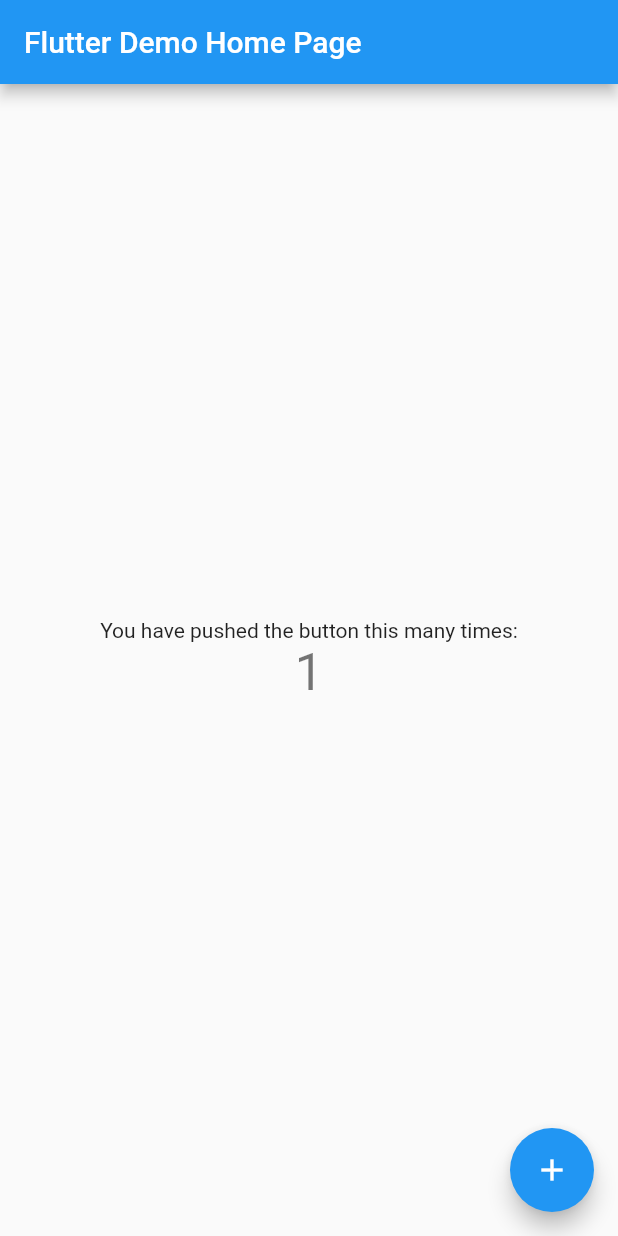
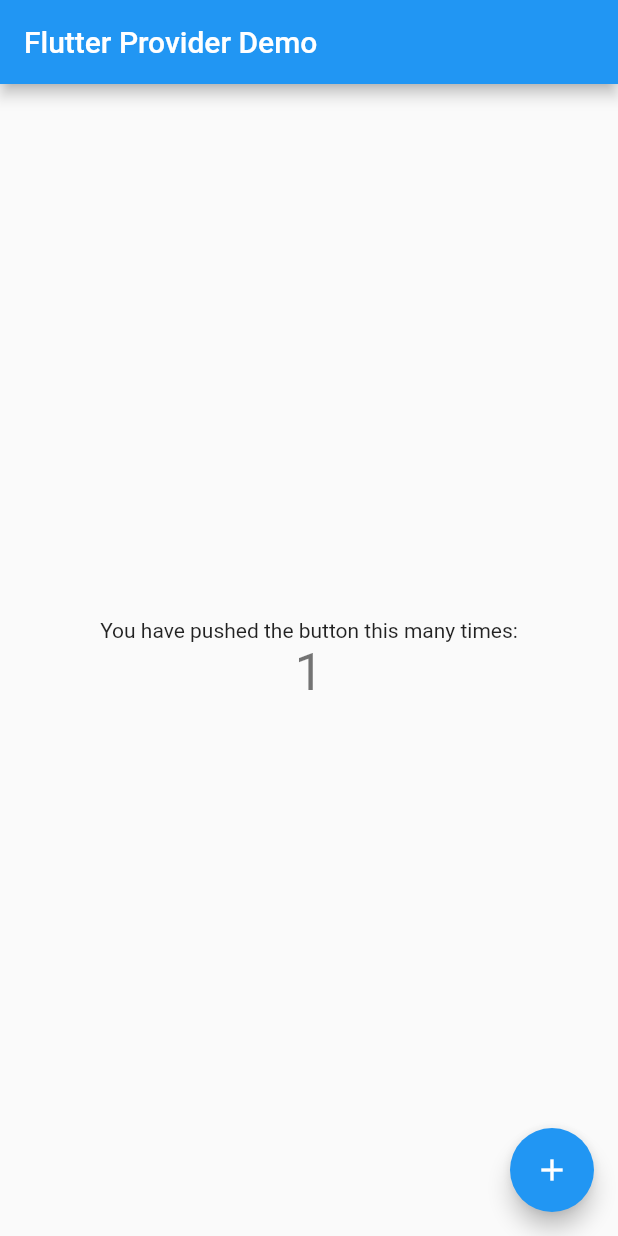
Before and after one commit to kashyapnayan/Flutter-DemoExample-Provider, a Flutter app: the screen it shows after launch, after a tap on the "add" icon, on a phone screen of 412 x 824 dp. Run offline on Flutter 3.47's test engine with Material 2 defaults, Android fonts, the phone set to English and light mode, and no system bars.

Commit message:
added provider for state management

```diff
--- a/lib/main.dart
+++ b/lib/main.dart
@@ -1,4 +1,7 @@
 import 'package:flutter/material.dart';
+import 'package:flutter_app/model/counter_model.dart';
+import 'package:flutter_app/screens/my_home_page.dart';
+import 'package:provider/provider.dart';
 
 void main() {
   runApp(MyApp());
@@ -8,60 +11,17 @@ class MyApp extends StatelessWidget {
   @override
   Widget build(BuildContext context) {
     return MaterialApp(
-      title: 'Flutter Demo',
+      title: 'Flutter Provider Demo',
       theme: ThemeData(
         primarySwatch: Colors.blue,
         visualDensity: VisualDensity.adaptivePlatformDensity,
       ),
-      home: MyHomePage(title: 'Flutter Demo Home Page'),
+      routes: {
+        '/': (context) => ChangeNotifierProvider(
+            create: (context) => CounterModel(),
+            child: MyHomePage()),
+      },
+      // home: MyHomePage(title: 'Flutter Provider Demo'),
     );
   }
 }
-
-class MyHomePage extends StatefulWidget {
-  MyHomePage({Key? key, this.title}) : super(key: key);
-
-  final String? title;
-
-  @override
-  _MyHomePageState createState() => _MyHomePageState();
-}
-
-class _MyHomePageState extends State<MyHomePage> {
-  int _counter = 0;
-
-  void _incrementCounter() {
-    setState(() {
-      _counter++;
-    });
-  }
-
-  @override
-  Widget build(BuildContext context) {
-    return Scaffold(
-      appBar: AppBar(
-        title: Text(widget.title!),
-      ),
-      body: Center(
-        child: Column(
-          // horizontal).
-          mainAxisAlignment: MainAxisAlignment.center,
-          children: <Widget>[
-            Text(
-              'You have pushed the button this many times:',
-            ),
-            Text(
-              '$_counter',
-              style: Theme.of(context).textTheme.headline4,
-            ),
-          ],
-        ),
-      ),
-      floatingActionButton: FloatingActionButton(
-        onPressed: _incrementCounter,
-        tooltip: 'Increment',
-        child: Icon(Icons.add),
-      ), // This trailing comma makes auto-formatting nicer for build methods.
-    );
-  }
-}
--- /dev/null
+++ b/lib/model/counter_model.dart
@@ -0,0 +1,18 @@
+import 'package:flutter/material.dart';
+
+class CounterModel extends ChangeNotifier{
+  int _count = 0;
+
+  int get count => _count;
+
+  void add(){
+    ++_count;
+    notifyListeners();
+  }
+
+  void minus(){
+    ++_count;
+    notifyListeners();
+  }
+
+}
--- /dev/null
+++ b/lib/screens/my_home_page.dart
@@ -0,0 +1,47 @@
+import 'package:flutter/material.dart';
+import 'package:flutter_app/model/counter_model.dart';
+import 'package:provider/provider.dart';
+
+class MyHomePage extends StatefulWidget {
+  @override
+  _MyHomePageState createState() => _MyHomePageState();
+}
+
+class _MyHomePageState extends State<MyHomePage> {
+
+  @override
+  Widget build(BuildContext context) {
+    print('Widget build');
+    return Scaffold(
+      appBar: AppBar(
+        title: Text('Flutter Provider Demo'),
+      ),
+      body: Center(
+        child: Column(
+          // horizontal).
+          mainAxisAlignment: MainAxisAlignment.center,
+          children: <Widget>[
+            Text(
+              'You have pushed the button this many times:',
+            ),
+            Consumer<CounterModel>(
+              builder: (context, counterModel, child){
+                return Text(
+                  '${counterModel.count}',
+                  style: Theme.of(context).textTheme.headline4,
+                );
+              },
+            ),
+          ],
+        ),
+      ),
+      floatingActionButton: FloatingActionButton(
+        onPressed: (){
+          context.read<CounterModel>().add();
+        },
+        tooltip: 'Increment',
+        child: Icon(Icons.add),
+      ), // This trailing comma makes auto-formatting nicer for build methods.
+    );
+  }
+}
--- a/pubspec.yaml
+++ b/pubspec.yaml
@@ -21,6 +21,7 @@ environment:
   sdk: '>=2.12.0 <3.0.0'
 
 dependencies:
+  provider:
   flutter:
     sdk: flutter
 
```
Also changed, not shown: pubspec.lock.
